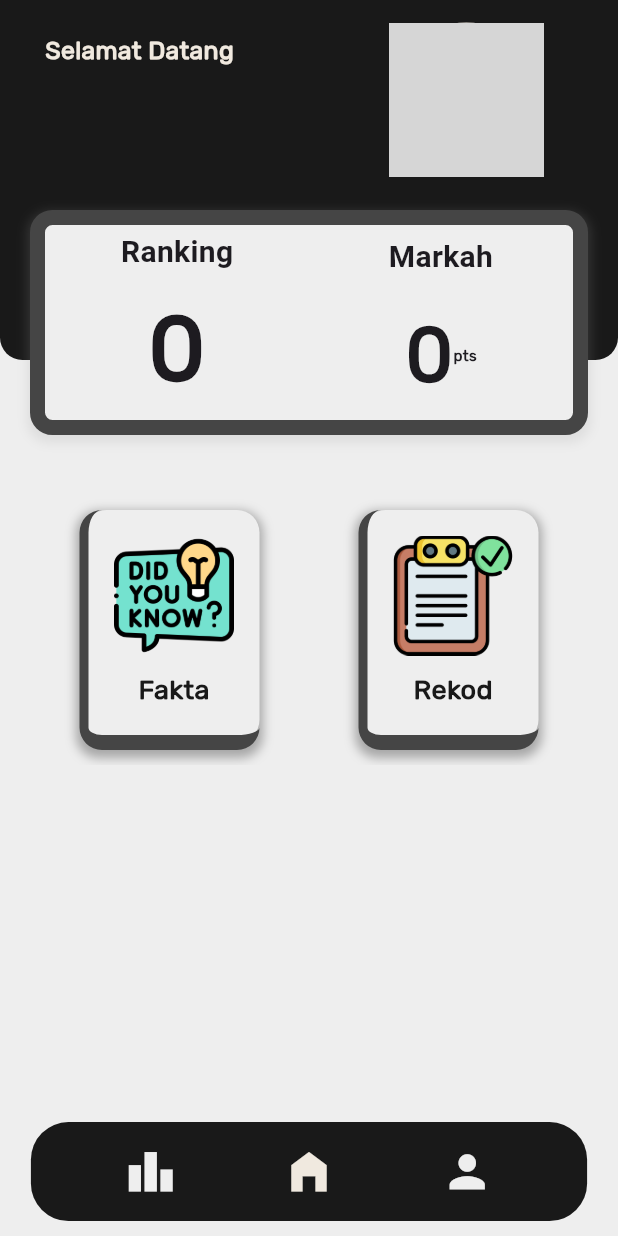
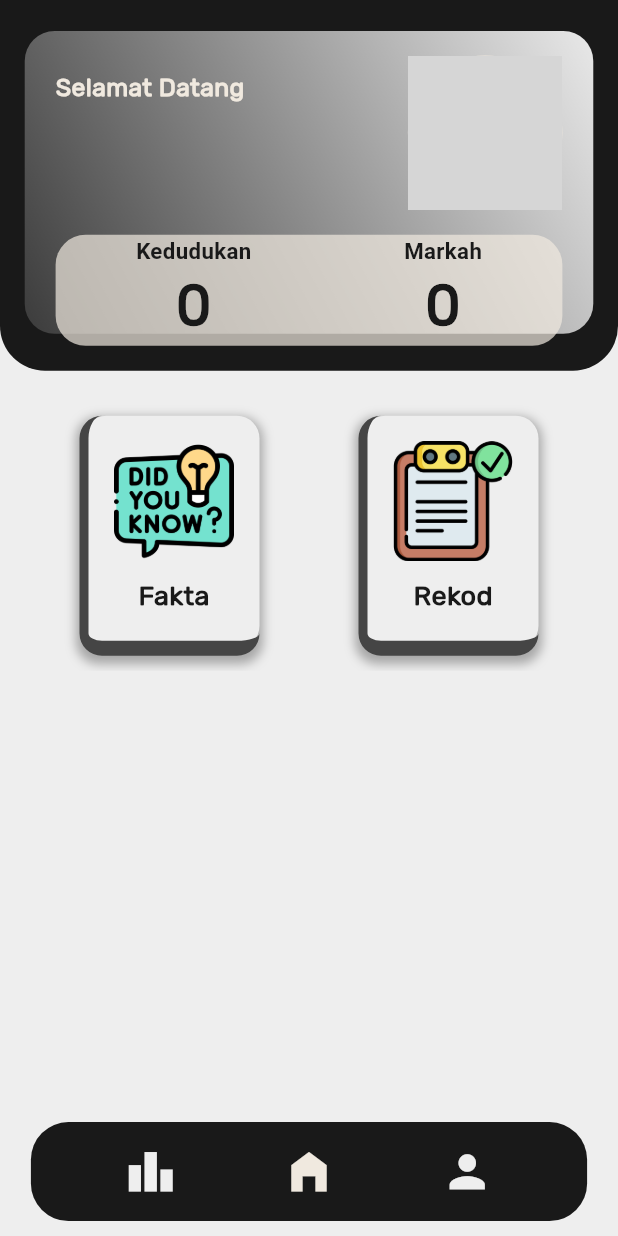
Before and after one commit to nznxvir/fyp1, a Flutter app: the HomeView screen opened directly, on a phone screen of 412 x 824 dp. Run offline on Flutter 3.47's test engine with Material 3 defaults, Android fonts, the phone set to English and light mode, and no system bars; our stand-ins replace audioplayers, cloud_firestore, firebase_auth, firebase_core, firebase_storage, get and 2 more; missing offline and left inert: flutter_cached_pdfview, flutter_launcher_icons; accounts and stored records are empty; network calls fail; project files that could hold a hidden picture were left out; grey boxes are pictures that could not be loaded.

Commit message:
modfiy design

```diff
--- a/lib/constructor/AuthGate.dart
+++ b/lib/constructor/AuthGate.dart
@@ -16,7 +16,7 @@ class AuthGate extends StatelessWidget {
           if (!snapshot.hasData) {
             return SignInPage();
           }
-          return VerifySplash();
+          return HomeView();
         });
   }
 }
--- a/lib/page/RegisterPage.dart
+++ b/lib/page/RegisterPage.dart
@@ -62,7 +62,7 @@ class _RegisterPageState extends State<RegisterPage> {
 
       await authService.createUser(data, context, () {
         Future.delayed(const Duration(seconds: 3), () {
-          Navigator.push(
+          Navigator.pushReplacement(
             context,
             PageRouteBuilder(
               transitionDuration: const Duration(milliseconds: 500),
@@ -270,7 +270,7 @@ class _RegisterPageState extends State<RegisterPage> {
                           Icons.password,
                           color: AppColors.secondaryColor,
                         ),
-                        hintText: 'Kata laluan',
+                        hintText: 'Sahkan Kata laluan',
                         focusedBorder: OutlineInputBorder(
                           borderSide: const BorderSide(
                             width: 4,
--- a/lib/page/homePage.dart
+++ b/lib/page/homePage.dart
@@ -155,6 +155,8 @@ class _HomeViewState extends State<HomeView> {
   @override
   Widget build(BuildContext context) {
     num currrank = rank;
+    double screenWidth = MediaQuery.of(context).size.width;
+    double screenHeigh = MediaQuery.of(context).size.height;
     return SafeArea(
       child: Scaffold(
           backgroundColor: AppColors.backgroundColor,
@@ -173,32 +175,51 @@ class _HomeViewState extends State<HomeView> {
                   child: Column(
                     mainAxisAlignment: MainAxisAlignment.spaceBetween,
                     children: [
-                      Stack(children: [
                       Container(
-                          margin: const EdgeInsets.only(bottom: 20),
-                          decoration: const BoxDecoration(
+                        width: double.infinity,
+                        height: MediaQuery.of(context).size.height * 0.3,
+                        decoration: BoxDecoration(
+                          borderRadius: BorderRadius.only(
+                            bottomLeft: Radius.circular(30),
+                            bottomRight: Radius.circular(30),
+                          ),
                           color: AppColors.primaryColor,
-                              borderRadius: BorderRadius.only(
-                                  bottomLeft: Radius.circular(15),
-                                  bottomRight: Radius.circular(15))),
+                        ),
+                        child: Container(
+                          margin: EdgeInsets.fromLTRB(
+                              screenWidth * 0.04,
+                              screenHeigh * 0.025,
+                              screenWidth * 0.04,
+                              screenHeigh * 0.03),
+                          decoration: BoxDecoration(
+                              gradient: LinearGradient(
+                                begin: Alignment.topRight,
+                                end: Alignment.bottomLeft,
+                                colors: [
+                                  Colors.white.withOpacity(0.9),
+                                  Colors.white.withOpacity(0.15),
+                                ],
+                              ),
+                              borderRadius:
+                                  BorderRadius.all(Radius.circular(20))),
                           alignment: Alignment.topCenter,
                           width: double.infinity,
-                          height: 240,
+                          height: screenHeigh * 0.275,
                           child: Column(
                             children: [
-                              const SizedBox(
-                                height: 15,
+                              SizedBox(
+                                height: screenHeigh * 0.02,
                               ),
                               Padding(
-                                padding: const EdgeInsets.only(
-                                  left: 30,
-                                ),
-                                child: Row(
+                                  padding: EdgeInsets.only(
+                                      left: screenWidth * 0.05,
+                                      right: screenWidth * 0.05),
+                                  child: Column(children: [
+                                    Row(
                                       mainAxisAlignment:
                                           MainAxisAlignment.spaceBetween,
                                       children: [
-                                    Flexible(
-                                      child: Column(
+                                        Column(
                                           crossAxisAlignment:
                                               CrossAxisAlignment.start,
                                           children: [
@@ -206,10 +227,7 @@ class _HomeViewState extends State<HomeView> {
                                               'Selamat Datang ',
                                               style: TextStyle(
                                                 color: AppColors.thirdColor,
-                                              fontSize: MediaQuery.of(context)
-                                                      .size
-                                                      .width *
-                                                  0.04,
+                                                fontSize: screenWidth * 0.04,
                                                 fontWeight: FontWeight.w900,
                                                 fontFamily: 'Rubik',
                                               ),
@@ -218,25 +236,24 @@ class _HomeViewState extends State<HomeView> {
                                               username,
                                               style: TextStyle(
                                                 color: AppColors.thirdColor,
-                                              fontSize: MediaQuery.of(context)
-                                                      .size
-                                                      .width *
-                                                  0.109,
+                                                fontSize: screenWidth * 0.1,
                                                 fontWeight: FontWeight.bold,
                                                 fontFamily: 'Rubik',
                                               ),
                                             ),
                                           ],
                                         ),
-                                    ),
                                         const SizedBox(
                                           width: 20,
                                         ),
                                         Container(
-                                      width: MediaQuery.of(context).size.width *
+                                          width: MediaQuery.of(context)
+                                                  .size
+                                                  .width *
                                               0.25,
-                                      height:
-                                          MediaQuery.of(context).size.width *
+                                          height: MediaQuery.of(context)
+                                                  .size
+                                                  .width *
                                               0.25,
                                           decoration: BoxDecoration(
                                             shape: BoxShape.circle,
@@ -251,79 +268,65 @@ class _HomeViewState extends State<HomeView> {
                                             ),
                                           ),
                                         ),
-                                    const SizedBox(
-                                      width: 10,
-                                    ),
                                       ],
                                     ),
-                              ),
-                            ],
-                          ),
+                                    SizedBox(
+                                      height: screenHeigh * 0.02,
                                     ),
                                     Container(
-                          margin: const EdgeInsets.only(
-                              bottom: 20, right: 20, left: 20, top: 140),
+                                      padding: EdgeInsets.only(
+                                          left: screenWidth * 0.13,
+                                          right: screenWidth * 0.13),
                                       decoration: BoxDecoration(
-                            border: Border.all(
-                                width: 10, color: AppColors.secondaryColor),
-                            color: AppColors.backgroundColor,
-                            borderRadius: BorderRadius.circular(15),
-                            boxShadow: [
-                              BoxShadow(
-                                color: Colors.grey.withOpacity(0.2),
-                                spreadRadius: 2,
-                                blurRadius: 5,
-                                offset: const Offset(0, 3),
-                              )
-                            ],
-                          ),
-                          alignment: Alignment.bottomCenter,
-                          height: 150,
-                          width: double.infinity,
+                                          borderRadius:
+                                              BorderRadius.circular(20),
+                                          color: AppColors.thirdColor
+                                              .withOpacity(0.7)),
                                       child: Row(
-                            mainAxisAlignment: MainAxisAlignment.spaceAround,
+                                        mainAxisAlignment:
+                                            MainAxisAlignment.spaceBetween,
                                         children: [
-                              Container(
-                                alignment: Alignment.topCenter,
-                                color: AppColors.backgroundColor,
-                                width: 135,
-                                height: 150,
-                                child: Column(
-                                  mainAxisAlignment:
-                                      MainAxisAlignment.spaceAround,
+                                          Column(
                                             children: <Widget>[
-                                    const Text(
-                                      'Ranking',
+                                              Text(
+                                                'Kedudukan',
                                                 textAlign: TextAlign.start,
                                                 style: TextStyle(
-                                          fontSize: 20,
-                                          fontWeight: FontWeight.bold),
+                                                    color:
+                                                        AppColors.primaryColor,
+                                                    fontSize:
+                                                        screenWidth * 0.036,
+                                                    fontWeight:
+                                                        FontWeight.bold),
                                               ),
                                               Text(
                                                 currrank.toString(),
                                                 textAlign: TextAlign.center,
-                                      style: const TextStyle(
+                                                style: TextStyle(
+                                                    color:
+                                                        AppColors.primaryColor,
                                                     fontFamily: 'Rubik',
-                                          fontSize: 60,
-                                          fontWeight: FontWeight.bold),
+                                                    fontSize:
+                                                        screenWidth * 0.09,
+                                                    fontWeight:
+                                                        FontWeight.bold),
                                               ),
                                             ],
                                           ),
-                              ),
-                              Container(
-                                alignment: Alignment.topCenter,
-                                width: 135,
-                                height: 150,
-                                child: Column(
+                                          Column(
                                             mainAxisAlignment:
                                                 MainAxisAlignment.spaceAround,
                                             children: <Widget>[
-                                    const Text(
+                                              Text(
                                                 'Markah',
                                                 textAlign: TextAlign.center,
                                                 style: TextStyle(
-                                          fontSize: 20,
-                                          fontWeight: FontWeight.bold),
+                                                    color:
+                                                        AppColors.primaryColor,
+                                                    fontSize:
+                                                        screenWidth * 0.036,
+                                                    fontWeight:
+                                                        FontWeight.bold),
                                               ),
                                               Row(
                                                 mainAxisAlignment:
@@ -332,27 +335,27 @@ class _HomeViewState extends State<HomeView> {
                                                   Text(
                                                     score.toString(),
                                                     textAlign: TextAlign.center,
-                                          style: const TextStyle(
+                                                    style: TextStyle(
+                                                        color: AppColors
+                                                            .primaryColor,
                                                         fontFamily: 'Rubik',
-                                              fontSize: 50,
-                                              fontWeight: FontWeight.bold),
+                                                        fontSize:
+                                                            screenWidth * 0.09,
+                                                        fontWeight:
+                                                            FontWeight.bold),
                                                   ),
-                                        const Text(
-                                          'pts',
-                                          style: TextStyle(
-                                              fontFamily: 'Rubik',
-                                              fontSize: 10,
-                                              fontWeight: FontWeight.bold),
+                                                ],
                                               ),
                                             ],
                                           ),
                                         ],
                                       ),
                                     ),
+                                  ])),
                             ],
                           ),
                         ),
-                      ]),
+                      ),
                       const SizedBox(
                         height: 20,
                       ),
```
Also changed, not shown: lib/page/Leaderboard/RankTile.dart (+18 -9 lines), lib/page/Leaderboard/rankPage.dart (+6 -6 lines), lib/page/profilePage.dart (+68 -95 lines). Lines whose indentation alone changed are shown as unchanged.
